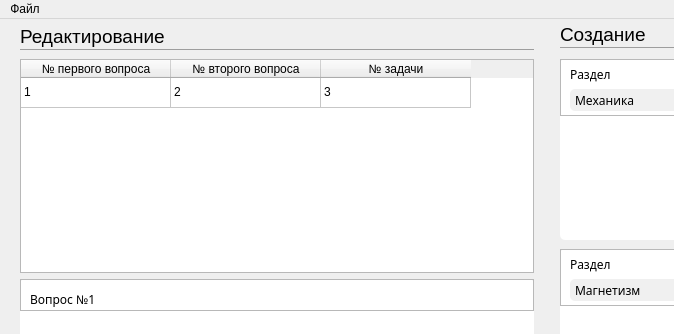
Old version of the form ticketwindow.ui in the repository by1ex/GeneratorIBC; both pictures show x 0 to 674 and y 0 to 334 of the 1080 by 710 pixel window.
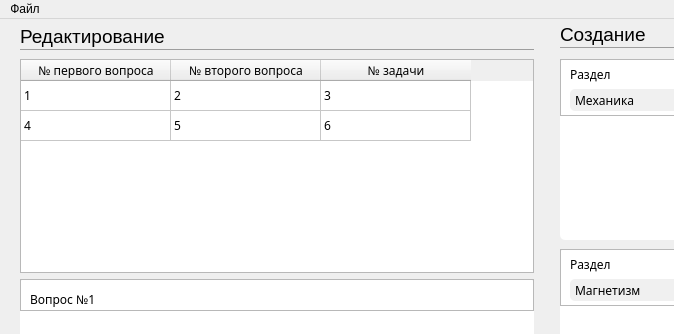
New version of the form. Icons and pictures are not drawn.

```diff
--- a/ticketwindow.ui
+++ b/ticketwindow.ui
@@ -58,6 +58,34 @@
     selection-background-color:  rgb(240, 240, 240);
 	selection-color:  rgb(0, 0, 0);
 	border-radius: 5px;
+}
+
+/* ScrollBar*/
+
+QScrollBar:vertical {            
+	border: none;
+	background:white;
+	width: 6px;
+	margin: 0px 0px 0px 0px;
+}
+QScrollBar::handle:vertical {
+	border-radius: 3px;
+	background: rgb(200, 200, 200);
+	min-height: 0px;
+}
+QScrollBar::add-line:vertical {
+	background: rgb(200, 200, 200);
+	height: 0px;
+	subcontrol-position: bottom;
+	subcontrol-origin: margin;
+	border-radius: 3px;
+}
+QScrollBar::sub-line:vertical {
+	background: rgb(200, 200, 200);
+	height: 0 px;
+	subcontrol-position: top;
+	subcontrol-origin: margin;
+	border-radius: 3px;
 }</string>
   </property>
   <widget class="QWidget" name="centralwidget">
@@ -70,18 +98,51 @@
       <height>214</height>
      </rect>
     </property>
+    <property name="sizePolicy">
+     <sizepolicy hsizetype="Expanding" vsizetype="Expanding">
+      <horstretch>0</horstretch>
+      <verstretch>0</verstretch>
+     </sizepolicy>
+    </property>
+    <property name="font">
+     <font>
+      <family>Montserrat</family>
+      <pointsize>9</pointsize>
+     </font>
+    </property>
     <property name="layoutDirection">
      <enum>Qt::LeftToRight</enum>
     </property>
     <property name="autoFillBackground">
      <bool>false</bool>
     </property>
+    <property name="frameShape">
+     <enum>QFrame::StyledPanel</enum>
+    </property>
     <property name="sizeAdjustPolicy">
      <enum>QAbstractScrollArea::AdjustIgnored</enum>
     </property>
+    <property name="autoScroll">
+     <bool>true</bool>
+    </property>
+    <property name="selectionBehavior">
+     <enum>QAbstractItemView::SelectRows</enum>
+    </property>
+    <property name="textElideMode">
+     <enum>Qt::ElideMiddle</enum>
+    </property>
+    <property name="verticalScrollMode">
+     <enum>QAbstractItemView::ScrollPerPixel</enum>
+    </property>
+    <property name="horizontalScrollMode">
+     <enum>QAbstractItemView::ScrollPerPixel</enum>
+    </property>
     <property name="showGrid">
      <bool>true</bool>
     </property>
+    <property name="gridStyle">
+     <enum>Qt::SolidLine</enum>
+    </property>
     <property name="wordWrap">
      <bool>true</bool>
     </property>
@@ -116,21 +177,57 @@
      <property name="text">
       <string>Новая строка</string>
      </property>
+     <property name="textAlignment">
+      <set>AlignCenter</set>
+     </property>
+    </row>
+    <row>
+     <property name="text">
+      <string>Новая строка</string>
+     </property>
+     <property name="textAlignment">
+      <set>AlignCenter</set>
+     </property>
     </row>
     <column>
      <property name="text">
       <string>№ первого вопроса</string>
      </property>
+     <property name="font">
+      <font>
+       <family>Montserrat</family>
+       <pointsize>9</pointsize>
+      </font>
+     </property>
+     <property name="textAlignment">
+      <set>AlignCenter</set>
+     </property>
     </column>
     <column>
      <property name="text">
       <string>№ второго вопроса</string>
      </property>
+     <property name="font">
+      <font>
+       <family>Montserrat</family>
+      </font>
+     </property>
+     <property name="textAlignment">
+      <set>AlignCenter</set>
+     </property>
     </column>
     <column>
      <property name="text">
       <string>№ задачи</string>
      </property>
+     <property name="font">
+      <font>
+       <family>Montserrat</family>
+      </font>
+     </property>
+     <property name="textAlignment">
+      <set>AlignCenter</set>
+     </property>
     </column>
     <item row="0" column="0">
      <property name="text">
@@ -147,6 +244,21 @@
       <string>3</string>
      </property>
     </item>
+    <item row="1" column="0">
+     <property name="text">
+      <string>4</string>
+     </property>
+    </item>
+    <item row="1" column="1">
+     <property name="text">
+      <string>5</string>
+     </property>
+    </item>
+    <item row="1" column="2">
+     <property name="text">
+      <string>6</string>
+     </property>
+    </item>
    </widget>
    <widget class="QFrame" name="section1">
     <property name="geometry">
```
Left out of the diff: 15 changed lines with no effect on the pictures.
